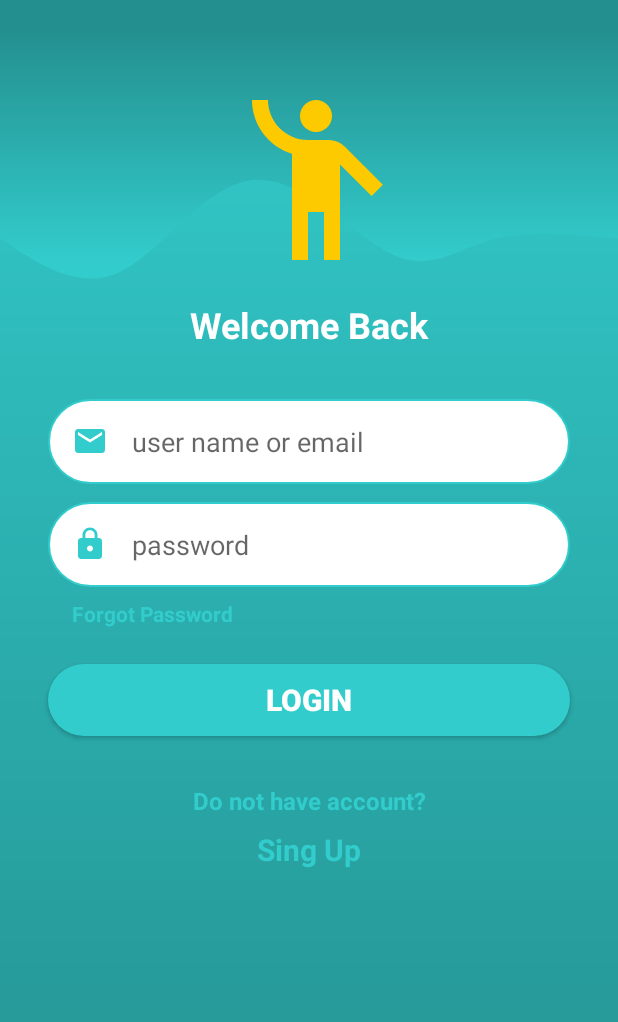
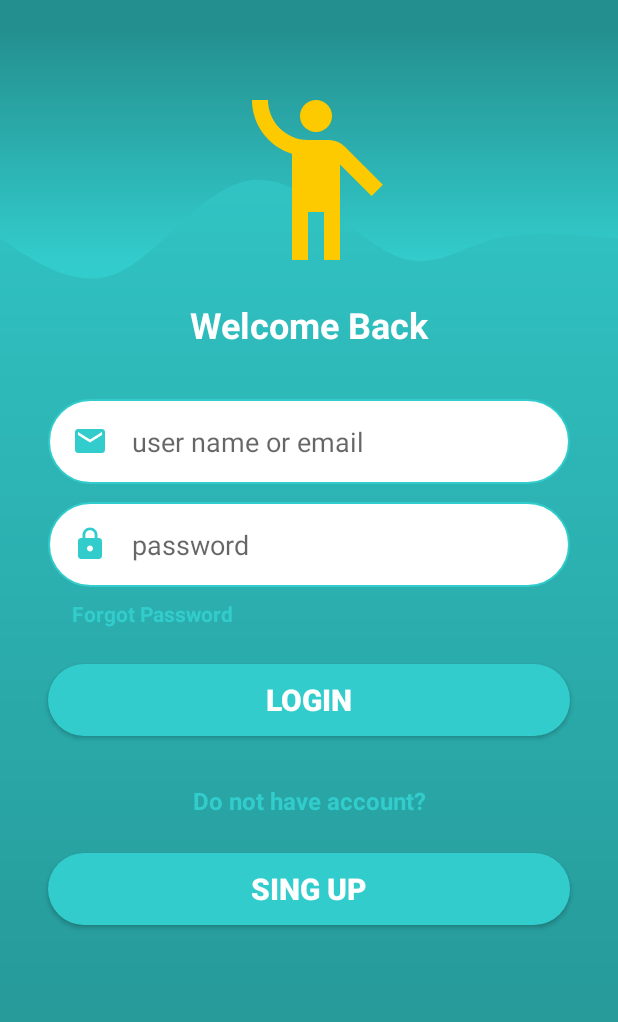
Before and after one commit to josefervalenciacontreras/IU_android_estudio, an Android app: the MainActivity screen opened directly, with no data from a screen before it, on a phone screen of 412 x 824 dp. Shown: the top 1022 px of the screen. Run offline under Robolectric (Android 15) with nearby library versions, the phone set to English and light mode, and no system bars.

Commit message:
new project

```diff
--- a/app/src/main/java/com/example/myapplication/MainActivity.java
+++ b/app/src/main/java/com/example/myapplication/MainActivity.java
@@ -2,13 +2,36 @@ package com.example.myapplication;
 
 import androidx.appcompat.app.AppCompatActivity;
 
+import android.content.Intent;
 import android.os.Bundle;
+import android.view.View;
+import android.widget.Button;
+import android.widget.EditText;
+import android.widget.Toast;
 
 public class MainActivity extends AppCompatActivity {
 
+    private Button btnRegister;
+    private EditText usuario, clave;
     @Override
     protected void onCreate(Bundle savedInstanceState) {
         super.onCreate(savedInstanceState);
         setContentView(R.layout.activity_main);
+
+        usuario = findViewById(R.id.edUserName);
+        clave = findViewById(R.id.edPassword);
+
+
+        btnRegister = findViewById(R.id.btnRegister);
+        btnRegister.setOnClickListener(new View.OnClickListener() {
+            @Override
+            public void onClick(View view) {
+                Toast.makeText(getApplicationContext(),"Cargando...", Toast.LENGTH_LONG).show();
+                Intent i = new Intent(MainActivity.this, RegisterActivity.class);
+                startActivity(i);
+            }
+        });
     }
+
+
 }
--- a/app/src/main/res/layout/activity_main.xml
+++ b/app/src/main/res/layout/activity_main.xml
@@ -129,15 +129,17 @@
         app:layout_constraintStart_toStartOf="parent"
         app:layout_constraintTop_toBottomOf="@+id/button2" />
 
-    <TextView
-        android:layout_width="wrap_content"
-        android:layout_height="0dp"
+    <Button
+        android:id="@+id/btnRegister"
+        android:layout_width="0dp"
+        android:layout_height="wrap_content"
         android:layout_marginStart="32dp"
-        android:layout_marginTop="8dp"
+        android:layout_marginTop="24dp"
         android:layout_marginEnd="32dp"
         android:text="@string/txt_signup"
+        android:background="@drawable/button_background"
         android:textAlignment="center"
-        android:textColor="@color/startColor"
+        android:textColor="@color/white"
         android:textSize="20sp"
         android:textStyle="bold"
         app:layout_constraintEnd_toEndOf="parent"
```
